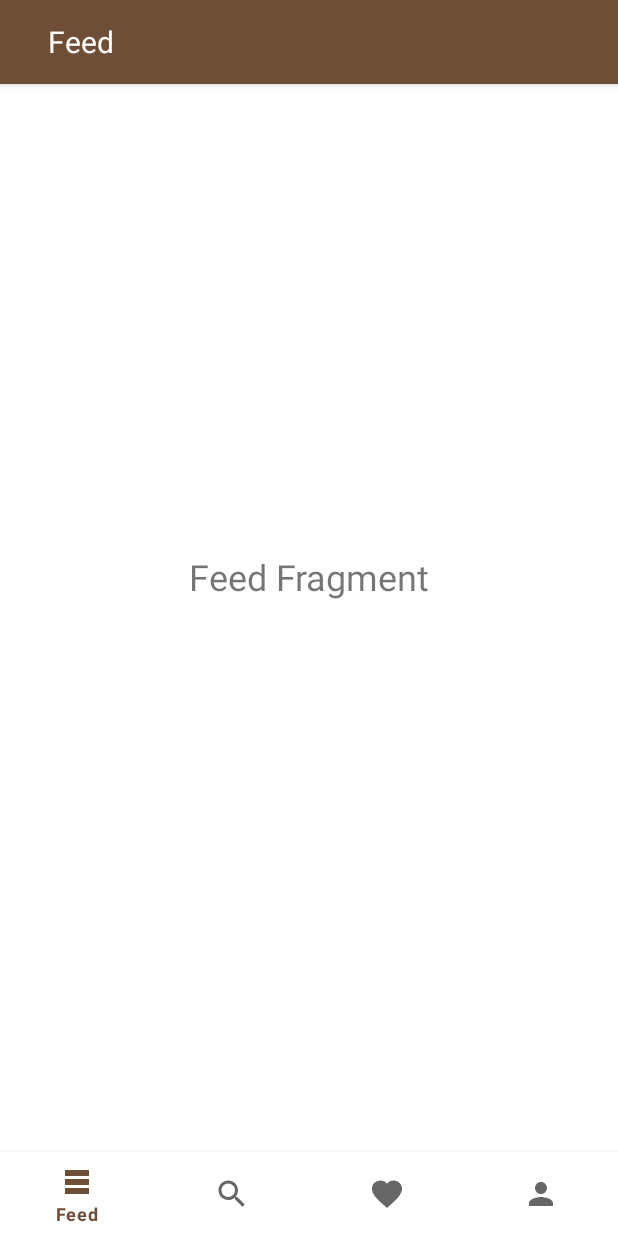
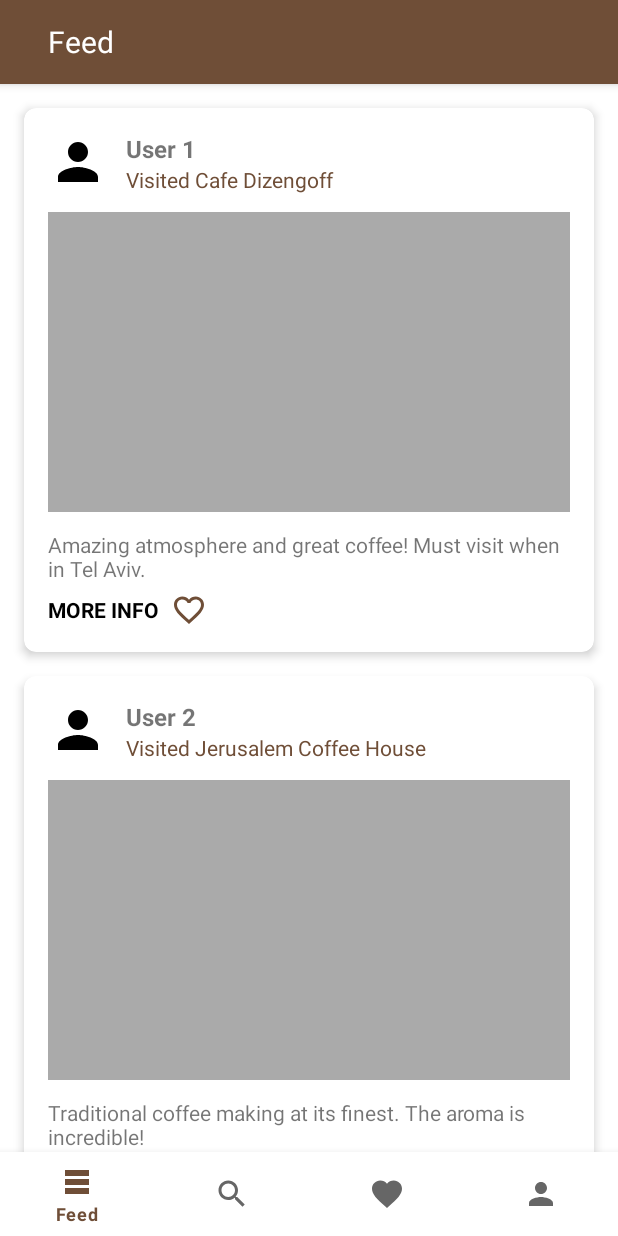
Before and after one commit to Eylon-42/coffeefee, an Android app built with Jetpack Compose: the FeedFragment screen opened directly, with no data from a screen before it, on a phone screen of 412 x 824 dp. Run offline under Robolectric (Android 15) with nearby library versions, the phone set to English and light mode, and no system bars; our stand-ins replace navigation-ui.

Commit message:
added feed fragment layout , added feed post layout

```diff
--- a/app/src/main/java/com/eaor/coffeefee/adapters/FavoriteCoffeeAdapter.kt
+++ b/app/src/main/java/com/eaor/coffeefee/adapters/FavoriteCoffeeAdapter.kt
@@ -14,6 +14,8 @@ class FavoriteCoffeeAdapter(
     private val coffeeShops: List<CoffeeShop>,
     private val onItemClick: (CoffeeShop) -> Unit
 ) : RecyclerView.Adapter<FavoriteCoffeeAdapter.ViewHolder>() {
+
+    private val likedStates = mutableMapOf<Int, Boolean>()
 
     class ViewHolder(view: View) : RecyclerView.ViewHolder(view) {
         val coffeeName: TextView = view.findViewById(R.id.coffeeName)
@@ -32,10 +34,16 @@ class FavoriteCoffeeAdapter(
         // Set coffee shop name
         holder.coffeeName.text = coffeeShop.name
 
-        // Set favorite button tint using ContextCompat
-        holder.favoriteButton.setColorFilter(
-            ContextCompat.getColor(holder.itemView.context, R.color.coffee_primary)
-        )
+        // Set initial like state
+        val isLiked = likedStates[position] ?: true  // Default to true for favorites
+        updateLikeButton(holder.favoriteButton, isLiked)
+
+        // Set favorite button click listener
+        holder.favoriteButton.setOnClickListener {
+            val newLikedState = !(likedStates[position] ?: true)
+            likedStates[position] = newLikedState
+            updateLikeButton(holder.favoriteButton, newLikedState)
+        }
 
         // Set click listener for the entire item
         holder.itemView.setOnClickListener {
@@ -43,5 +51,15 @@ class FavoriteCoffeeAdapter(
         }
     }
 
+    private fun updateLikeButton(button: ImageButton, isLiked: Boolean) {
+        button.setImageResource(
+            if (isLiked) R.drawable.ic_heart_filled
+            else R.drawable.ic_heart_outline
+        )
+        button.setColorFilter(
+            ContextCompat.getColor(button.context, R.color.coffee_primary)
+        )
+    }
+
     override fun getItemCount() = coffeeShops.size
 }
--- /dev/null
+++ b/app/src/main/java/com/eaor/coffeefee/adapters/FeedPostAdapter.kt
@@ -0,0 +1,68 @@
+package com.eaor.coffeefee.adapters
+
+import android.content.Context
+import android.view.LayoutInflater
+import android.view.View
+import android.view.ViewGroup
+import android.widget.ImageView
+import android.widget.TextView
+import androidx.core.content.ContextCompat
+import androidx.recyclerview.widget.RecyclerView
+import com.eaor.coffeefee.R
+import com.eaor.coffeefee.models.FeedItem
+
+class FeedAdapter(
+    private val feedItems: List<FeedItem>,
+    private val onMoreInfoClick: (FeedItem) -> Unit
+) : RecyclerView.Adapter<FeedAdapter.ViewHolder>() {
+
+    private val likedStates = mutableMapOf<Int, Boolean>()
+
+    class ViewHolder(view: View) : RecyclerView.ViewHolder(view) {
+        val userName: TextView = view.findViewById(R.id.userName)
+        val userDescription: TextView = view.findViewById(R.id.userDescription)
+        val reviewText: TextView = view.findViewById(R.id.reviewText)
+        val moreInfoButton: TextView = view.findViewById(R.id.moreInfoButton)
+        val likeButton: ImageView = view.findViewById(R.id.likeButton)
+    }
+
+    override fun onCreateViewHolder(parent: ViewGroup, viewType: Int): ViewHolder {
+        val view = LayoutInflater.from(parent.context)
+            .inflate(R.layout.feed_post, parent, false)
+        return ViewHolder(view)
+    }
+
+    override fun onBindViewHolder(holder: ViewHolder, position: Int) {
+        val feedItem = feedItems[position]
+
+        holder.userName.text = feedItem.userName
+        holder.userDescription.text = "Visited ${feedItem.coffeeShop.name}"
+        holder.reviewText.text = feedItem.reviewText
+
+        // Set initial like button state
+        val isLiked = likedStates[position] ?: false
+        updateLikeButton(holder.likeButton, isLiked)
+
+        holder.likeButton.setOnClickListener {
+            val newLikedState = !(likedStates[position] ?: false)
+            likedStates[position] = newLikedState
+            updateLikeButton(holder.likeButton, newLikedState)
+        }
+
+        holder.moreInfoButton.setOnClickListener {
+            onMoreInfoClick(feedItem)
+        }
+    }
+
+    private fun updateLikeButton(imageView: ImageView, isLiked: Boolean) {
+        imageView.setImageResource(
+            if (isLiked) R.drawable.ic_heart_filled
+            else R.drawable.ic_heart_outline
+        )
+        imageView.setColorFilter(
+            ContextCompat.getColor(imageView.context, R.color.coffee_primary)
+        )
+    }
+
+    override fun getItemCount() = feedItems.size
+}
--- a/app/src/main/java/com/eaor/coffeefee/fragments/CoffeeFragment.kt
+++ b/app/src/main/java/com/eaor/coffeefee/fragments/CoffeeFragment.kt
@@ -9,6 +9,7 @@ import android.widget.TextView
 import androidx.appcompat.widget.Toolbar
 import androidx.fragment.app.Fragment
 import androidx.navigation.fragment.findNavController
+import androidx.core.content.ContextCompat
 import com.eaor.coffeefee.R
 import com.google.android.gms.maps.CameraUpdateFactory
 import com.google.android.gms.maps.GoogleMap
@@ -18,10 +19,10 @@ import com.google.android.gms.maps.model.LatLng
 import com.google.android.gms.maps.model.MarkerOptions
 
 class CoffeeFragment : Fragment(), OnMapReadyCallback {
-    private var isFavorite = false
-    private var coffeeName = ""
+    private var coffeeName: String = ""
     private var coffeeLatitude: Float = 0f
     private var coffeeLongitude: Float = 0f
+    private var isFavorite: Boolean = false
 
     override fun onCreateView(
         inflater: LayoutInflater,
@@ -42,8 +43,16 @@ class CoffeeFragment : Fragment(), OnMapReadyCallback {
         }
 
         val favoriteButton = view.findViewById<ImageButton>(R.id.favoriteButton)
+        favoriteButton.setColorFilter(
+            ContextCompat.getColor(requireContext(), R.color.coffee_primary)
+        )
+
         favoriteButton.setOnClickListener {
             isFavorite = !isFavorite
+            favoriteButton.setImageResource(
+                if (isFavorite) R.drawable.ic_heart_filled
+                else R.drawable.ic_heart_outline
+            )
         }
 
         arguments?.let { args ->
--- a/app/src/main/java/com/eaor/coffeefee/fragments/FeedFragment.kt
+++ b/app/src/main/java/com/eaor/coffeefee/fragments/FeedFragment.kt
@@ -4,11 +4,17 @@ import android.os.Bundle
 import android.view.LayoutInflater
 import android.view.View
 import android.view.ViewGroup
+import android.widget.TextView
 import androidx.appcompat.app.AppCompatActivity
 import androidx.appcompat.widget.Toolbar
-import android.widget.TextView
 import androidx.fragment.app.Fragment
+import androidx.navigation.fragment.findNavController
+import androidx.recyclerview.widget.LinearLayoutManager
+import androidx.recyclerview.widget.RecyclerView
 import com.eaor.coffeefee.R
+import com.eaor.coffeefee.adapters.FeedAdapter
+import com.eaor.coffeefee.models.CoffeeShop
+import com.eaor.coffeefee.models.FeedItem
 
 class FeedFragment : Fragment() {
     override fun onCreateView(
@@ -22,15 +28,48 @@ class FeedFragment : Fragment() {
     override fun onViewCreated(view: View, savedInstanceState: Bundle?) {
         super.onViewCreated(view, savedInstanceState)
 
-        // Get the included toolbar view
-        val toolbarView = view.findViewById<View>(R.id.toolbar)
-        val toolbar = toolbarView.findViewById<Toolbar>(R.id.toolbar)
-
-        // Set up the toolbar
+        // Set up toolbar
+        val toolbar = view.findViewById<Toolbar>(R.id.toolbar)
         (requireActivity() as AppCompatActivity).setSupportActionBar(toolbar)
         (requireActivity() as AppCompatActivity).supportActionBar?.setDisplayShowTitleEnabled(false)
+        view.findViewById<TextView>(R.id.toolbarTitle).text = "Feed"
 
-        // Set the title
-        toolbarView.findViewById<TextView>(R.id.toolbarTitle).text = "Feed"
+        // Set up RecyclerView
+        val recyclerView = view.findViewById<RecyclerView>(R.id.recyclerView)
+        recyclerView.layoutManager = LinearLayoutManager(requireContext())
+
+        // Sample data
+        val feedItems = listOf(
+            FeedItem(
+                "User 1",
+                "Coffee Enthusiast",
+                CoffeeShop("Cafe Dizengoff", 4.5f, "Modern cafe in the heart of Tel Aviv", 32.0853, 34.7818),
+                "Amazing atmosphere and great coffee! Must visit when in Tel Aviv."
+            ),
+            FeedItem(
+                "User 2",
+                "Coffee Connoisseur",
+                CoffeeShop("Jerusalem Coffee House", 4.3f, "Traditional cafe near Mahane Yehuda", 31.7767, 35.2345),
+                "Traditional coffee making at its finest. The aroma is incredible!"
+            ),
+            FeedItem(
+                "User 3",
+                "Professional Coffee Taster",
+                CoffeeShop("Haifa Bay Cafe", 4.4f, "Scenic coffee shop with bay views", 32.7940, 34.9896),
+                "The view combined with their specialty coffee makes this place special."
+            )
+        )
+
+        val adapter = FeedAdapter(feedItems) { feedItem ->
+            // Navigate to CoffeeFragment with the coffee shop details
+            val bundle = Bundle().apply {
+                putString("name", feedItem.coffeeShop.name)
+                putString("description", feedItem.coffeeShop.caption)
+                putFloat("latitude", feedItem.coffeeShop.latitude.toFloat())
+                putFloat("longitude", feedItem.coffeeShop.longitude.toFloat())
+            }
+            findNavController().navigate(R.id.action_feedFragment_to_coffeeFragment, bundle)
+        }
+        recyclerView.adapter = adapter
     }
 }
--- /dev/null
+++ b/app/src/main/java/com/eaor/coffeefee/models/FeedPost.kt
@@ -0,0 +1,8 @@
+package com.eaor.coffeefee.models
+
+data class FeedItem(
+    val userName: String,
+    val userDescription: String,
+    val coffeeShop: CoffeeShop,
+    val reviewText: String
+)
--- /dev/null
+++ b/app/src/main/res/layout/feed_post.xml
@@ -0,0 +1,90 @@
+<?xml version="1.0" encoding="utf-8"?>
+<androidx.cardview.widget.CardView
+    xmlns:android="http://schemas.android.com/apk/res/android"
+    xmlns:app="http://schemas.android.com/apk/res-auto"
+    android:layout_width="match_parent"
+    android:layout_height="wrap_content"
+    android:layout_marginHorizontal="16dp"
+    android:layout_marginVertical="8dp"
+    app:cardCornerRadius="8dp"
+    app:cardElevation="4dp">
+
+    <androidx.constraintlayout.widget.ConstraintLayout
+        android:layout_width="match_parent"
+        android:layout_height="wrap_content"
+        android:padding="16dp">
+
+        <ImageView
+            android:id="@+id/userAvatar"
+            android:layout_width="40dp"
+            android:layout_height="40dp"
+            android:src="@drawable/ic_profile"
+            app:layout_constraintStart_toStartOf="parent"
+            app:layout_constraintTop_toTopOf="parent"/>
+
+        <TextView
+            android:id="@+id/userName"
+            android:layout_width="0dp"
+            android:layout_height="wrap_content"
+            android:layout_marginStart="12dp"
+            android:textSize="16sp"
+            android:textStyle="bold"
+            app:layout_constraintStart_toEndOf="@id/userAvatar"
+            app:layout_constraintTop_toTopOf="@id/userAvatar"
+            app:layout_constraintEnd_toEndOf="parent"/>
+
+        <TextView
+            android:id="@+id/userDescription"
+            android:layout_width="0dp"
+            android:layout_height="wrap_content"
+            android:layout_marginStart="12dp"
+            android:textSize="14sp"
+            android:textColor="?android:attr/textColorSecondary"
+            app:layout_constraintStart_toEndOf="@id/userAvatar"
+            app:layout_constraintTop_toBottomOf="@id/userName"
+            app:layout_constraintEnd_toEndOf="parent"/>
+
+        <ImageView
+            android:id="@+id/coffeeImage"
+            android:layout_width="0dp"
+            android:layout_height="200dp"
+            android:layout_marginTop="12dp"
+            android:scaleType="centerCrop"
+            android:background="@android:color/darker_gray"
+            app:layout_constraintTop_toBottomOf="@id/userDescription"
+            app:layout_constraintStart_toStartOf="parent"
+            app:layout_constraintEnd_toEndOf="parent"/>
+
+        <TextView
+            android:id="@+id/reviewText"
+            android:layout_width="0dp"
+            android:layout_height="wrap_content"
+            android:layout_marginTop="12dp"
+            android:textSize="14sp"
+            app:layout_constraintTop_toBottomOf="@id/coffeeImage"
+            app:layout_constraintStart_toStartOf="parent"
+            app:layout_constraintEnd_toEndOf="parent"/>
+
+        <TextView
+            android:id="@+id/moreInfoButton"
+            android:layout_width="wrap_content"
+            android:layout_height="wrap_content"
+            android:layout_marginTop="8dp"
+            android:text="MORE INFO"
+            android:textColor="@color/black"
+            android:textStyle="bold"
+            app:layout_constraintTop_toBottomOf="@id/reviewText"
+            app:layout_constraintStart_toStartOf="parent"/>
+
+        <ImageView
+            android:id="@+id/likeButton"
+            android:layout_width="24dp"
+            android:layout_height="24dp"
+            android:src="@drawable/ic_heart_outline"
+            app:layout_constraintTop_toTopOf="@id/moreInfoButton"
+            app:layout_constraintBottom_toBottomOf="@id/moreInfoButton"
+            app:layout_constraintStart_toEndOf="@id/moreInfoButton"
+            android:layout_marginStart="8dp"/>
+
+    </androidx.constraintlayout.widget.ConstraintLayout>
+</androidx.cardview.widget.CardView>
--- a/app/src/main/res/layout/fragment_feed.xml
+++ b/app/src/main/res/layout/fragment_feed.xml
@@ -1,5 +1,6 @@
 <?xml version="1.0" encoding="utf-8"?>
-<androidx.constraintlayout.widget.ConstraintLayout xmlns:android="http://schemas.android.com/apk/res/android"
+<androidx.constraintlayout.widget.ConstraintLayout
+    xmlns:android="http://schemas.android.com/apk/res/android"
     xmlns:app="http://schemas.android.com/apk/res-auto"
     android:layout_width="match_parent"
     android:layout_height="match_parent"
@@ -14,14 +15,15 @@
         app:layout_constraintStart_toStartOf="parent"
         app:layout_constraintEnd_toEndOf="parent"/>
 
-    <TextView
-        android:layout_width="wrap_content"
-        android:layout_height="wrap_content"
-        android:text="Feed Fragment"
-        android:textSize="24sp"
+    <androidx.recyclerview.widget.RecyclerView
+        android:id="@+id/recyclerView"
+        android:layout_width="0dp"
+        android:layout_height="0dp"
+        android:clipToPadding="false"
+        android:paddingVertical="8dp"
+        app:layout_constraintTop_toBottomOf="@id/toolbar"
         app:layout_constraintBottom_toBottomOf="parent"
-        app:layout_constraintEnd_toEndOf="parent"
         app:layout_constraintStart_toStartOf="parent"
-        app:layout_constraintTop_toTopOf="parent" />
+        app:layout_constraintEnd_toEndOf="parent"/>
 
 </androidx.constraintlayout.widget.ConstraintLayout>
--- a/app/src/main/res/navigation/nav_graph.xml
+++ b/app/src/main/res/navigation/nav_graph.xml
@@ -8,7 +8,11 @@
     <fragment
         android:id="@+id/feedFragment"
         android:name="com.eaor.coffeefee.fragments.FeedFragment"
-        android:label="Feed" />
+        android:label="Feed">
+        <action
+    android:id="@+id/action_feedFragment_to_coffeeFragment"
+    app:destination="@id/coffeeFragment" />
+    </fragment>
 
     <fragment
         android:id="@+id/searchFragment"
```
